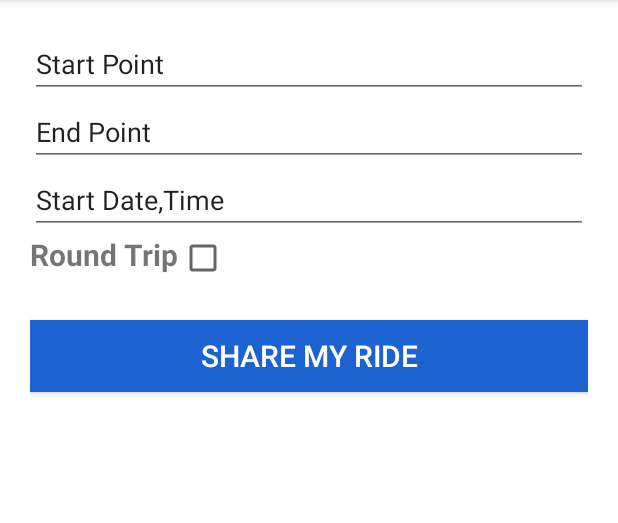
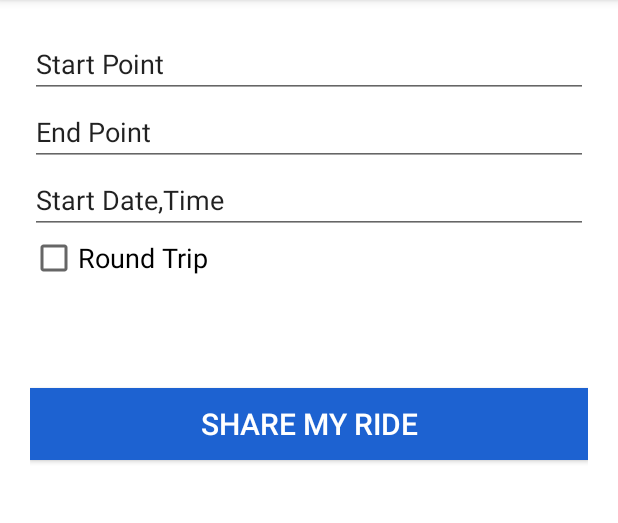
Before and after one commit to m-aamir95/Rideshare-FYP, an Android app: the shareMyRide screen opened directly, with no data from a screen before it, on a phone screen of 412 x 824 dp, the part 84-607 px from its top. Run offline under Robolectric (Android 15) with nearby library versions, the phone set to English and light mode, and no system bars.

Commit message:
Got the Date and Time thing right, now i am able to get date and time via Dialogue's, theres been alot of problems with it because the selected date and time was being passed into callback methods async, and my assignments statements immediately after those callbacks were being assigned with garbage data or null, i was also not able to reference external vars without making them final in these date and time callbacks, so the solution i have decided to go with is pass the fresh date and time variables into setDate() and setTime() functions, these functions are allowed to access date and time string externals vars, so this way variables inside callbacks are being passed to external varibales, to be honest this was something new i learned today

```diff
--- a/app/src/main/java/com/andromeda/djzaamir/rideshare/shareMyRide.java
+++ b/app/src/main/java/com/andromeda/djzaamir/rideshare/shareMyRide.java
@@ -1,17 +1,165 @@
 package com.andromeda.djzaamir.rideshare;
 
+import android.app.DatePickerDialog;
+import android.app.TimePickerDialog;
 import android.support.v7.app.AppCompatActivity;
 import android.os.Bundle;
 import android.view.View;
+import android.widget.CheckBox;
+import android.widget.DatePicker;
+import android.widget.EditText;
+import android.widget.TimePicker;
+import android.widget.Toast;
+
+import java.util.Calendar;
 
 public class shareMyRide extends AppCompatActivity {
+
+   //Gui references
+    private EditText start_point_edittext, end_point_edittext, start_date_time_edittext,end_date_time_edittext;
+    private CheckBox roundTrip_checkbox;
+
+    //Date Memebers
+    String date,time;
 
     @Override
     protected void onCreate(Bundle savedInstanceState) {
         super.onCreate(savedInstanceState);
         setContentView(R.layout.activity_share_my_ride);
+
+        //init gui references
+        start_point_edittext     =   findViewById(R.id.start_point_txtview);
+        end_point_edittext       =   findViewById(R.id.end_point_txtview);
+        start_date_time_edittext =   findViewById(R.id.start_date_time_textview);
+        end_date_time_edittext   =   findViewById(R.id.return_date_time_textview);
+
+        roundTrip_checkbox       =   findViewById(R.id.roundTrip_checkbox);
+
+
+        //region Different onClick Listeners On Different Widgets
+        //On Click Listener for CheckBox
+        roundTrip_checkbox.setOnClickListener(new View.OnClickListener() {
+            @Override
+            public void onClick(View view) {
+                if (roundTrip_checkbox.isChecked()){
+                    end_date_time_edittext.setVisibility(View.VISIBLE);
+                }else{
+                    end_date_time_edittext.setVisibility(View.INVISIBLE);
+                }
+            }
+        });
+
+        //On Click Listener for start-point edittextbox
+        start_point_edittext.setOnClickListener(new View.OnClickListener() {
+            @Override
+            public void onClick(View view) {
+              //start Another Activity to get Start location using Google Maps API and Google Places API
+            }
+        });
+
+         //On Click Listener for end-point edittextbox
+        end_point_edittext.setOnClickListener(new View.OnClickListener() {
+            @Override
+            public void onClick(View view) {
+              //start Another Activity to get Start location using Google Maps API and Google Places API
+            }
+        });
+
+         //On Click Listener for start-date-time edittextbox
+        start_date_time_edittext.setOnClickListener(new View.OnClickListener() {
+            @Override
+            public void onClick(View view) {
+                getDateAndTime();
+            }
+        });
+
+        //On Click Listener for end/return-date-time edittextbox
+        end_date_time_edittext.setOnClickListener(new View.OnClickListener() {
+            @Override
+            public void onClick(View view) {
+
+            }
+        });
+        //endregion
+
     }
 
-    public void date_time_onClick(View view) {
+
+    private void getDateAndTime(){
+
+        //This Function is pretty Weirdly written
+        //I am combining two mostly similar but different things here
+        //Getting Date and time via Dialogue boxes
+        /*
+        *  The problem:
+        *  If i write this code in linear Fashion without mixing in date and time dialogue code's
+        *  it will cause both date and time dialogue's to be shown at the same time
+        *  Because both date and time uses callbacks which are executed after a slight delay
+        *  And after setting up those callbacks, java continues to execute code in a linear Fashion
+        *  Hence ending up showing both date and time dialogue's
+        *
+        *  My Solution:
+        *  To call the time dialogue show() method in the OnDateSet Callback of the Date Dialogue
+        *  and you want to understand following code, and Look up DatePickerDialouge and TimePickerDialouge Separately on internet
+        * */
+
+        //To get curent date and time,Because we need to pass something into Date and time callbacks,
+        //In the following code
+        final Calendar c = Calendar.getInstance();
+
+
+         //Get time
+         int Hour , Minutes;
+         Hour      = c.get(Calendar.HOUR);
+         Minutes   = c.get(Calendar.MINUTE);
+
+        final  TimePickerDialog timePickerDialog =  new TimePickerDialog(this, new TimePickerDialog.OnTimeSetListener() {
+            @Override
+            public void onTimeSet(TimePicker timePicker, int hour, int minutes) {
+              //Can't format time to be returned in here
+              //Because only Final variables can be accessed in here
+                setTime(hour,minutes);
+            }
+        },Hour,Minutes,false);
+
+
+        //Get Date
+        int Year,Month,Day;
+        Year = c.get(Calendar.YEAR);
+        Month = c.get(Calendar.MONTH);
+        Day = c.get(Calendar.DAY_OF_MONTH);
+
+        DatePickerDialog datePickerDialog =  new DatePickerDialog(shareMyRide.this, new DatePickerDialog.OnDateSetListener() {
+            @Override
+            public void onDateSet(DatePicker datePicker, int year, int month, int day) {
+              //Can't format date to be returned in here
+              //Because only Final variables can be accessed in here
+
+                //Setup date,
+                setDate(year,month,day);
+
+                //To make sure Time Dialogue will come up after selecting a date
+              timePickerDialog.show();
+
+            }
+        },Year,Month,Day);
+
+        datePickerDialog.show();
     }
+
+
+
+    void setDate(int year , int month , int day){
+        date = year + ":" + month + ":" + day;
+    }
+    void setTime(int hour, int minutes){
+        time = hour + ":" + minutes;
+    }
+
+
+    //Share my Ride Button Click Listener
+    public void shareMyRide_onClick(View view) {
+        Toast.makeText(this, date + "\n" + time ,Toast.LENGTH_LONG).show();
+    }
+
 }
--- a/app/src/main/res/layout/activity_share_my_ride.xml
+++ b/app/src/main/res/layout/activity_share_my_ride.xml
@@ -9,6 +9,7 @@
     android:padding="20dp"
     android:background="@color/background_color_primary">
 
+    <!--Starting location, Address-->
     <EditText
         android:layout_width="match_parent"
         android:layout_height="wrap_content"
@@ -16,6 +17,8 @@
         android:focusableInTouchMode="false"
         android:text="Start Point"
         android:id="@+id/start_point_txtview"/>
+
+    <!--Ending location Address-->
     <EditText
         android:layout_width="match_parent"
         android:layout_height="wrap_content"
@@ -25,36 +28,38 @@
         android:id="@+id/end_point_txtview"
         />
 
+    <!--Start Date and Time-->
      <EditText
         android:layout_width="match_parent"
         android:layout_height="wrap_content"
         android:focusable="false"
         android:focusableInTouchMode="false"
         android:text="Start Date,Time"
-        android:id="@+id/date_time_textview"
-         android:onClick="date_time_onClick"
+        android:id="@+id/start_date_time_textview"
+        />
+
+   <!--Is this is a Round Trip Checkbox layout-->
+     <CheckBox
+        android:layout_width="wrap_content"
+        android:layout_height="wrap_content"
+        android:text="Round Trip"
+        android:textSize="18sp"
+        android:id="@+id/roundTrip_checkbox"/>
+
+
+    <!--Round trip date and time-->
+    <EditText
+        android:layout_width="match_parent"
+        android:layout_height="wrap_content"
+        android:focusable="false"
+        android:focusableInTouchMode="false"
+        android:text="Return Date,Time"
+        android:id="@+id/return_date_time_textview"
+        android:visibility="invisible"
         />
 
 
-    <LinearLayout
-        android:layout_width="match_parent"
-        android:layout_height="wrap_content"
-        android:orientation="horizontal">
-
-        <TextView
-            android:layout_width="wrap_content"
-            android:layout_height="wrap_content"
-            android:text="Round Trip"
-            android:textSize="20sp"
-            android:textStyle="bold" />
-
-        <CheckBox
-            android:layout_width="wrap_content"
-            android:layout_height="wrap_content" />
-
-    </LinearLayout>
-
-
+    <!--share my ride button-->
     <Button
         android:layout_width="match_parent"
         android:layout_height="wrap_content"
@@ -62,7 +67,8 @@
         android:text="Share my Ride"
         android:background="@color/button_color_primary"
         android:textSize="20sp"
-        android:textColor="@color/button_txt_color_primary"/>
+        android:textColor="@color/button_txt_color_primary"
+        android:onClick="shareMyRide_onClick"/>
 
 
 
```
